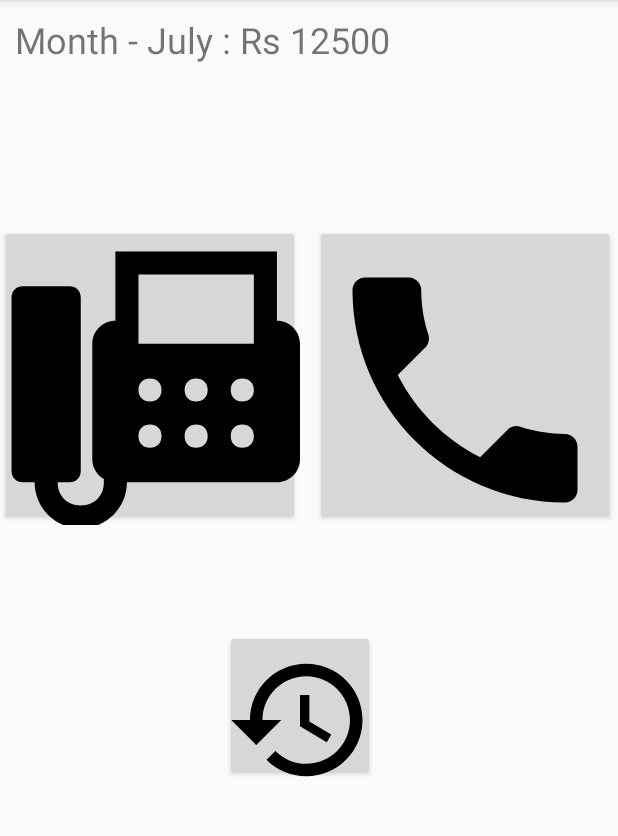
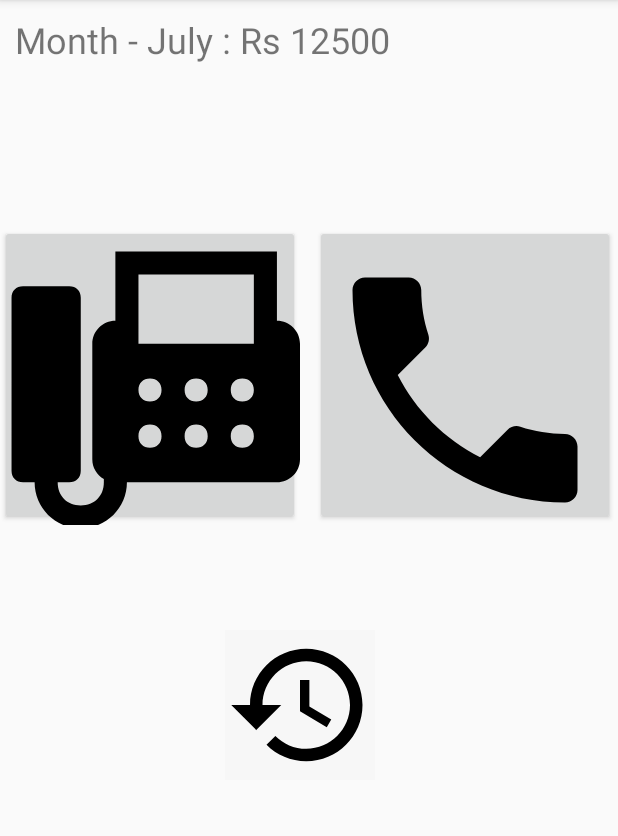
Before and after one commit to NisugaJ/TheStationaryManager, an Android app: the fragment faxCalls shown on its own in the app's theme, on a phone screen of 412 x 824 dp, the part 84-920 px from its top. Run offline under Robolectric (Android 15) with nearby library versions, the phone set to English and light mode, and no system bars.

Commit message:
Third commit , fax and calls

```diff
--- a/app/src/main/res/layout/fragment_fax_calls.xml
+++ b/app/src/main/res/layout/fragment_fax_calls.xml
@@ -19,30 +19,32 @@
         android:textSize="24sp" />
 
     <Button
-        android:id="@+id/button14"
+        android:id="@+id/fax"
         android:layout_width="200dp"
         android:layout_height="200dp"
         android:layout_marginTop="150dp"
-        android:text="Fax"
-        android:drawableTop="@drawable/ic_icons8_fax"/>
+        android:drawableTop="@drawable/ic_icons8_fax"
+        android:text="@string/btnFax" />
 
     <Button
-        android:id="@+id/button15"
+        android:id="@+id/call"
         android:layout_width="200dp"
         android:layout_height="200dp"
         android:layout_marginLeft="210dp"
         android:layout_marginTop="150dp"
-        android:text="Calls" android:drawableTop="@drawable/ic_call_black_24dp"/>
+        android:drawableTop="@drawable/ic_call_black_24dp"
+        android:text="@string/btnCalls" />
 
     <Button
-        android:id="@+id/button16"
+        android:id="@+id/FCHistory"
         android:layout_width="100dp"
         android:layout_height="100dp"
         android:layout_marginLeft="150dp"
         android:layout_marginTop="420dp"
         android:layout_marginRight="150dp"
+        android:background="@color/cardview_shadow_end_color"
         android:drawableTop="@drawable/ic_history_black_24dp"
-        android:text="History"
+        android:text="@string/btnFCHistory"
         android:textColor="@color/colorPrimary" />
 
 </FrameLayout>
--- a/app/src/main/res/values/strings.xml
+++ b/app/src/main/res/values/strings.xml
@@ -59,4 +59,14 @@
     <string name="SAtxt5">Quantity</string>
     <string name="SAtxt6">Select Date</string>
     <string name="SAbtn1">Add Sales</string>
+
+    <string name="btnFax">Fax</string>
+    <string name="btnCalls">Call</string>
+    <string name="btnFCHistory">History</string>
+
+    <string name="btnAddFax">Add</string>
+    <string name="btnCancelFax">Cancel</string>
+
+    <string name="btnAddCall">Add</string>
+    <string name="btnCancelCall">Cancel</string>
 </resources>
```
Also changed, not shown: app/src/main/res/layout/content_calls.xml (+5 -5 lines), app/src/main/res/layout/content_fax.xml (+5 -5 lines).
